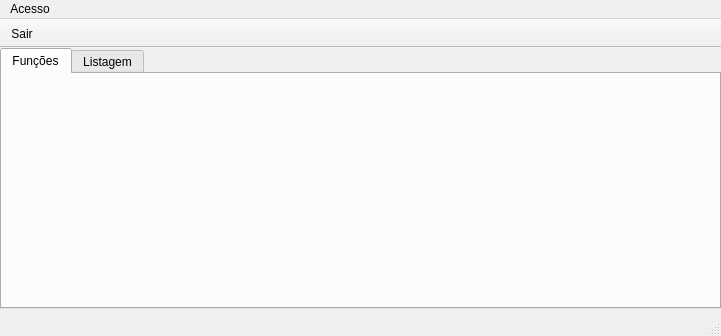
MiguelOliveira22/DaRoca, file DaRoca/DaRoca-Admin/FrmDaRoca.ui: the form before one commit.
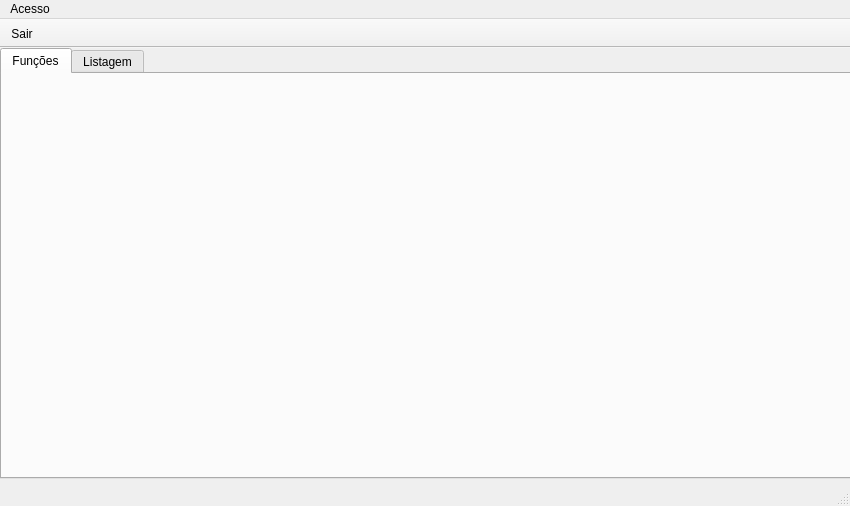
The form after the commit. Icons and pictures are not drawn.

```diff
--- a/DaRoca/DaRoca-Admin/FrmDaRoca.ui
+++ b/DaRoca/DaRoca-Admin/FrmDaRoca.ui
@@ -6,8 +6,8 @@
    <rect>
     <x>0</x>
     <y>0</y>
-    <width>721</width>
-    <height>336</height>
+    <width>850</width>
+    <height>506</height>
    </rect>
   </property>
   <property name="windowTitle">
@@ -19,8 +19,8 @@
      <rect>
       <x>0</x>
       <y>0</y>
-      <width>721</width>
-      <height>261</height>
+      <width>851</width>
+      <height>431</height>
      </rect>
     </property>
     <property name="currentIndex">
@@ -46,8 +46,8 @@
     <rect>
      <x>0</x>
      <y>0</y>
-     <width>721</width>
-     <height>18</height>
+     <width>850</width>
+     <height>21</height>
     </rect>
    </property>
    <widget class="QMenu" name="menuSair">
```
